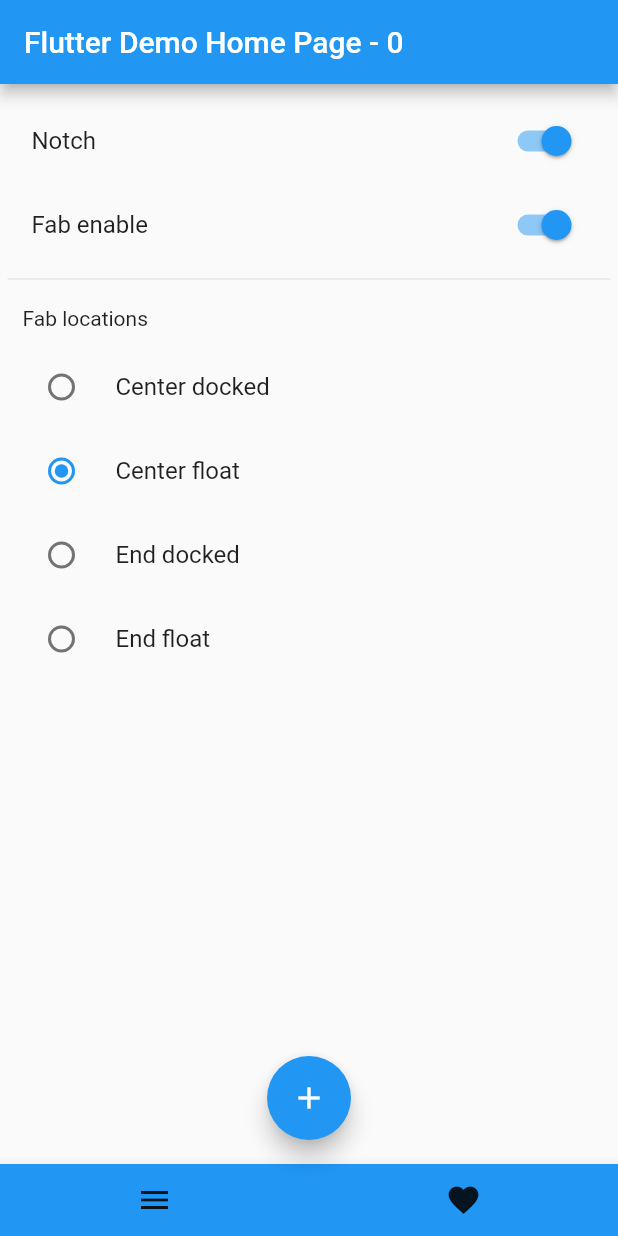
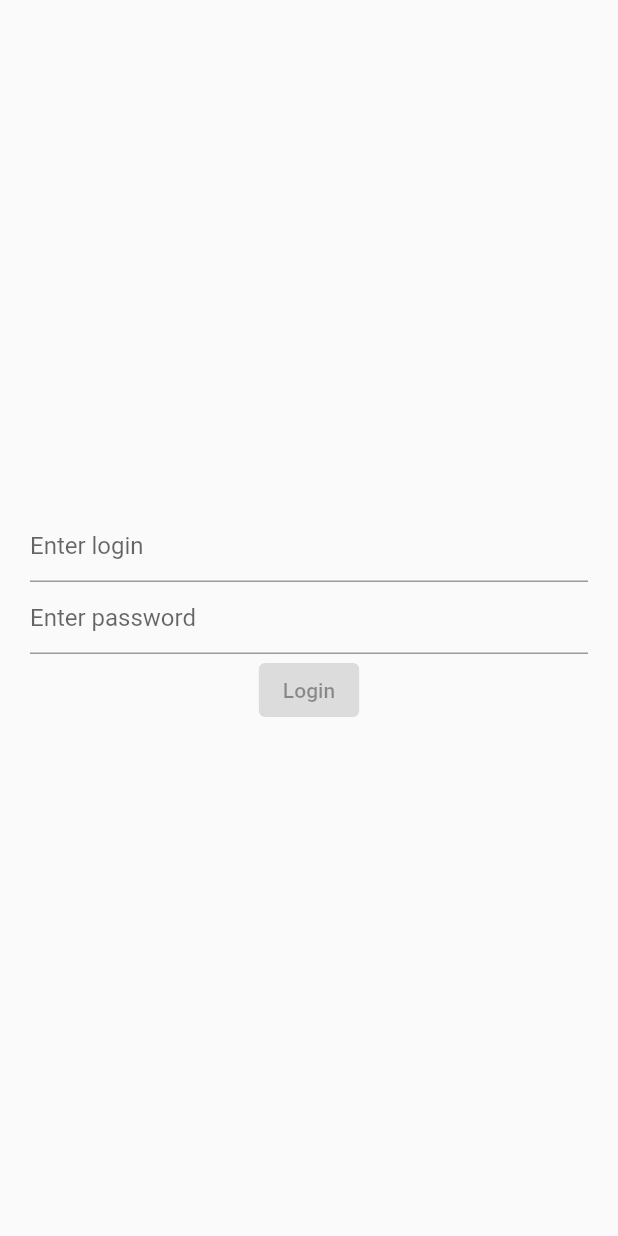
Before and after one commit to Z1mcot/dd_study_22_ui, a Flutter app: the screen it shows after launch, on a phone screen of 412 x 824 dp. Run offline on Flutter 3.47's test engine with Material 2 defaults, Android fonts, the phone set to English and light mode, and no system bars; our stand-ins replace shared_preferences.

Commit message:
Added primitive auth

```diff
--- /dev/null
+++ b/lib/data/auth_service.dart
@@ -0,0 +1,17 @@
+import 'package:dd_study_22_ui/internal/config/shared_prefs.dart';
+
+class AuthService {
+  Future auth(String? login, String? password) async {
+    if (login != null && password != null) {
+      SharedPrefs.setStoredAuth(true);
+    }
+  }
+
+  Future<bool> checkAuth() async {
+    return SharedPrefs.getStoredAuth();
+  }
+
+  Future logout() async {
+    await SharedPrefs.setStoredAuth(null);
+  }
+}
--- a/lib/main.dart
+++ b/lib/main.dart
@@ -1,3 +1,5 @@
+import 'package:dd_study_22_ui/ui/app_navigator.dart';
+import 'package:dd_study_22_ui/ui/roots/loader.dart';
 import 'package:flutter/material.dart';
 
 void main() {
@@ -7,188 +9,17 @@ void main() {
 class MyApp extends StatelessWidget {
   const MyApp({super.key});
 
-  // This widget is the root of your application.
   @override
   Widget build(BuildContext context) {
     return MaterialApp(
       title: 'Flutter Demo',
+      navigatorKey: AppNavigator.key,
+      onGenerateRoute: (settings) => AppNavigator.onGenerateRoute(settings, context),
       theme: ThemeData(
-        // This is the theme of your application.
-        //
-        // Try running your application with "flutter run". You'll see the
-        // application has a blue toolbar. Then, without quitting the app, try
-        // changing the primarySwatch below to Colors.green and then invoke
-        // "hot reload" (press "r" in the console where you ran "flutter run",
-        // or simply save your changes to "hot reload" in a Flutter IDE).
-        // Notice that the counter didn't reset back to zero; the application
-        // is not restarted.
         primarySwatch: Colors.blue,
       ),
-      home: const MyHomePage(title: 'Flutter Demo Home Page'),
+      home: LoaderWidget.create(),
+      // const MyHomePage(title: 'Flutter Demo Home Page'),
     );
   }
 }
-
-class MyHomePage extends StatefulWidget {
-  const MyHomePage({super.key, required this.title});
-
-  // This widget is the home page of your application. It is stateful, meaning
-  // that it has a State object (defined below) that contains fields that affect
-  // how it looks.
-
-  // This class is the configuration for the state. It holds the values (in this
-  // case the title) provided by the parent (in this case the App widget) and
-  // used by the build method of the State. Fields in a Widget subclass are
-  // always marked "final".
-
-  final String title;
-
-  @override
-  State<MyHomePage> createState() => _MyHomePageState();
-}
-
-class _MyHomePageState extends State<MyHomePage> {
-  int _counter = 0;
-  bool _showFab = true;
-  bool _showNotch = true;
-  FloatingActionButtonLocation _fabLocation =
-      FloatingActionButtonLocation.centerFloat;
-
-  void _onShowNotchChanged(bool value) {
-    setState(() {
-      _showNotch = value;
-    });
-  }
-
-  void _onShowFabChanged(bool value) {
-    setState(() {
-      _showFab = value;
-    });
-  }
-
-  void _onFabLocationChanged(FloatingActionButtonLocation? location) {
-    setState(() {
-      _fabLocation = location ?? FloatingActionButtonLocation.centerFloat;
-    });
-  }
-
-  void _incrementCounter() {
-    setState(() {
-      // This call to setState tells the Flutter framework that something has
-      // changed in this State, which causes it to rerun the build method below
-      // so that the display can reflect the updated values. If we changed
-      // _counter without calling setState(), then the build method would not be
-      // called again, and so nothing would appear to happen.
-      _counter++;
-    });
-  }
-
-  @override
-  Widget build(BuildContext context) {
-    // This method is rerun every time setState is called, for instance as done
-    // by the _incrementCounter method above.
-    //
-    // The Flutter framework has been optimized to make rerunning build methods
-    // fast, so that you can just rebuild anything that needs updating rather
-    // than having to individually change instances of widgets.
-    return Scaffold(
-      floatingActionButtonLocation: _fabLocation,
-      appBar: AppBar(
-        title: Text('${widget.title} - $_counter'),
-      ),
-      body: ListView(
-        padding: const EdgeInsets.symmetric(vertical: 10, horizontal: 5),
-        children: [
-          SwitchListTile(
-            value: _showNotch,
-            onChanged: _onShowNotchChanged,
-            title: const Text('Notch'),
-          ),
-          SwitchListTile(
-            value: _showFab,
-            onChanged: _onShowFabChanged,
-            title: const Text('Fab enable'),
-          ),
-          const Divider(),
-          const Padding(
-            padding: EdgeInsets.all(10),
-            child: Text("Fab locations"),
-          ),
-          RadioListTile(
-              title: const Text('Center docked'),
-              value: FloatingActionButtonLocation.centerDocked,
-              groupValue: _fabLocation,
-              onChanged: _onFabLocationChanged),
-          RadioListTile(
-              title: const Text('Center float'),
-              value: FloatingActionButtonLocation.centerFloat,
-              groupValue: _fabLocation,
-              onChanged: _onFabLocationChanged),
-          RadioListTile(
-              title: const Text('End docked'),
-              value: FloatingActionButtonLocation.endDocked,
-              groupValue: _fabLocation,
-              onChanged: _onFabLocationChanged),
-          RadioListTile(
-              title: const Text('End float'),
-              value: FloatingActionButtonLocation.endFloat,
-              groupValue: _fabLocation,
-              onChanged: _onFabLocationChanged)
-        ],
-      ),
-      floatingActionButton: !_showFab
-          ? null
-          : Wrap(
-              children: [
-                FloatingActionButton(
-                  onPressed: _incrementCounter,
-                  tooltip: 'Increment',
-                  child: const Icon(Icons.add),
-                ),
-              ],
-            ),
-      bottomNavigationBar: _BottomAppBarTest(
-        fabLocation: _fabLocation,
-        shape: _showNotch ? const CircularNotchedRectangle() : null,
-      ),
-    );
-  }
-}
-
-class _BottomAppBarTest extends StatelessWidget {
-  _BottomAppBarTest({
-    required this.fabLocation,
-    this.shape,
-  });
-
-  final FloatingActionButtonLocation fabLocation;
-  final CircularNotchedRectangle? shape;
-
-  final List<FloatingActionButtonLocation> centerVariants = [
-    FloatingActionButtonLocation.centerDocked,
-    FloatingActionButtonLocation.centerFloat
-  ];
-
-  @override
-  Widget build(BuildContext context) {
-    return BottomAppBar(
-      shape: shape,
-      color: Colors.blue,
-      child: Row(
-        mainAxisAlignment: centerVariants.contains(fabLocation)
-            ? MainAxisAlignment.spaceAround
-            : MainAxisAlignment.center,
-        children: [
-          IconButton(
-            icon: const Icon(Icons.menu),
-            onPressed: () {},
-          ),
-          IconButton(
-            icon: const Icon(Icons.favorite),
-            onPressed: () {},
-          )
-        ],
-      ),
-    );
-  }
-}
--- /dev/null
+++ b/lib/ui/app_navigator.dart
@@ -0,0 +1,48 @@
+import 'package:dd_study_22_ui/ui/roots/auth.dart';
+import 'package:dd_study_22_ui/ui/roots/home.dart';
+import 'package:dd_study_22_ui/ui/roots/loader.dart';
+import 'package:flutter/cupertino.dart';
+
+class NavigationRoute {
+  static const loaderWidget = '/';
+  static const authWidget = '/auth';
+  static const homeWidget = '/home';
+}
+
+class AppNavigator {
+  static final key = GlobalKey<NavigatorState>();
+
+  static void toLoader() {
+    key.currentState
+        ?.pushNamedAndRemoveUntil(NavigationRoute.loaderWidget, (route) => false);
+  }
+
+  static void toAuth() {
+    key.currentState
+        ?.pushNamedAndRemoveUntil(NavigationRoute.authWidget, (route) => false);
+  }
+
+  static void toHome() {
+    key.currentState
+        ?.pushNamedAndRemoveUntil(NavigationRoute.homeWidget, (route) => false);
+  }
+
+  static Route<dynamic>? onGenerateRoute(RouteSettings settings, BuildContext context) {
+    switch (settings.name) {
+      case NavigationRoute.loaderWidget:
+        return PageRouteBuilder(
+          pageBuilder: ((_, __, ___) => LoaderWidget.create()),
+        );
+      case NavigationRoute.authWidget:
+        return PageRouteBuilder(
+          pageBuilder: ((_, __, ___) => Auth.create()),
+        );
+      case NavigationRoute.homeWidget:
+        return PageRouteBuilder(
+          pageBuilder: ((_, __, ___) => const Home(title: 'Eblogram')),
+        );
+    }
+
+    return null;
+  }
+}
--- /dev/null
+++ b/lib/ui/roots/auth.dart
@@ -0,0 +1,110 @@
+import 'package:dd_study_22_ui/data/auth_service.dart';
+import 'package:dd_study_22_ui/ui/app_navigator.dart';
+import 'package:flutter/material.dart';
+import 'package:provider/provider.dart';
+
+class _ViewModelState {
+  final String? login;
+  final String? password;
+  final bool isLoading;
+
+  const _ViewModelState({
+    this.login,
+    this.password,
+    this.isLoading = false,
+  });
+
+  _ViewModelState copyWith({
+    String? login,
+    String? password,
+    bool? isLoading = false,
+  }) {
+    return _ViewModelState(
+      login: login ?? this.login,
+      password: password ?? this.password,
+      isLoading: isLoading ?? this.isLoading,
+    );
+  }
+}
+
+class _ViewModel extends ChangeNotifier {
+  var loginTec = TextEditingController();
+  var passwTec = TextEditingController();
+  final _authService = AuthService();
+
+  BuildContext context;
+
+  _ViewModel({required this.context}) {
+    loginTec.addListener(() {
+      state = state.copyWith(login: loginTec.text);
+    });
+    passwTec.addListener(() {
+      state = state.copyWith(password: passwTec.text);
+    });
+  }
+
+  _ViewModelState _state = const _ViewModelState(); // dangerous zone
+
+  set state(_ViewModelState value) {
+    _state = value;
+    notifyListeners();
+  }
+
+  _ViewModelState get state => _state;
+
+  bool checkFields() {
+    return (state.login?.isNotEmpty ?? false) && (state.password?.isNotEmpty ?? false);
+  }
+
+  login() async {
+    state.copyWith(isLoading: true);
+    await Future.delayed(Duration(seconds: 3))
+        .then((value) => state.copyWith(isLoading: false));
+
+    await _authService
+        .auth(state.login, state.password)
+        .then((value) => AppNavigator.toLoader());
+  }
+}
+
+class Auth extends StatelessWidget {
+  const Auth({Key? key}) : super(key: key);
+
+  @override
+  Widget build(BuildContext context) {
+    var viewModel = context.watch<_ViewModel>();
+
+    return Scaffold(
+      body: SafeArea(
+        child: Padding(
+          padding: const EdgeInsets.symmetric(horizontal: 20),
+          child: Center(
+            child: Container(
+              child: Column(
+                mainAxisAlignment: MainAxisAlignment.center,
+                children: [
+                  TextField(
+                      controller: viewModel.loginTec,
+                      decoration: const InputDecoration(hintText: 'Enter login')),
+                  TextField(
+                      controller: viewModel.passwTec,
+                      obscureText: true,
+                      decoration: const InputDecoration(hintText: 'Enter password')),
+                  ElevatedButton(
+                      onPressed: viewModel.checkFields() ? viewModel.login : null,
+                      child: const Text("Login")),
+                  if (viewModel.state.isLoading) const CircularProgressIndicator(),
+                ],
+              ),
+            ),
+          ),
+        ),
+      ),
+    );
+  }
+
+  static Widget create() => ChangeNotifierProvider<_ViewModel>(
+        create: (context) => _ViewModel(context: context),
+        child: const Auth(),
+      );
+}
--- /dev/null
+++ b/lib/ui/roots/loader.dart
@@ -0,0 +1,38 @@
+import 'package:dd_study_22_ui/data/auth_service.dart';
+import 'package:dd_study_22_ui/ui/app_navigator.dart';
+import 'package:flutter/material.dart';
+import 'package:provider/provider.dart';
+
+class _ViewModel extends ChangeNotifier {
+  final _authService = AuthService();
+
+  BuildContext context;
+  _ViewModel({required this.context}) {
+    _asyncInit();
+  }
+
+  Future _asyncInit() async {
+    if (await _authService.checkAuth()) {
+      AppNavigator.toHome();
+    } else {
+      AppNavigator.toAuth();
+    }
+  }
+}
+
+class LoaderWidget extends StatelessWidget {
+  const LoaderWidget({Key? key}) : super(key: key);
+
+  @override
+  Widget build(BuildContext context) {
+    return const Scaffold(
+      body: Center(child: CircularProgressIndicator()),
+    );
+  }
+
+  static Widget create() => ChangeNotifierProvider<_ViewModel>(
+        create: (context) => _ViewModel(context: context),
+        lazy: false,
+        child: const LoaderWidget(),
+      );
+}
--- a/pubspec.yaml
+++ b/pubspec.yaml
@@ -36,6 +36,8 @@ dependencies:
   # The following adds the Cupertino Icons font to your application.
   # Use with the CupertinoIcons class for iOS style icons.
   cupertino_icons: ^1.0.2
+  provider: ^6.0.4
+  shared_preferences: ^2.0.15
 
 dev_dependencies:
   flutter_test:
```
Also changed, not shown: lib/internal/config/shared_prefs.dart (added, +19 -0 lines), lib/ui/roots/home.dart (added, +161 -0 lines), pubspec.lock, 1 other file.
